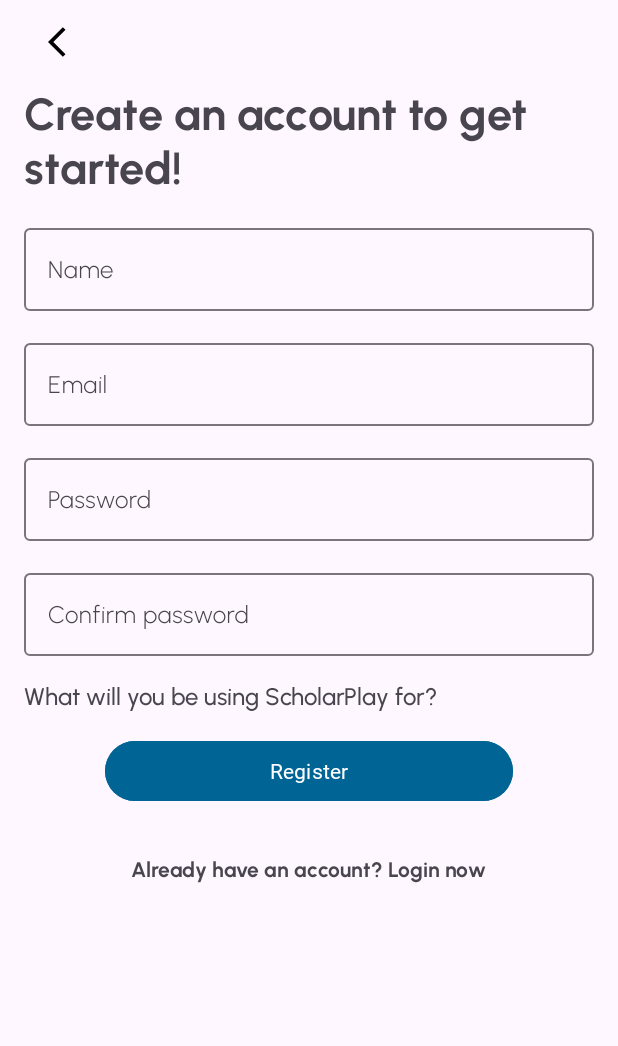
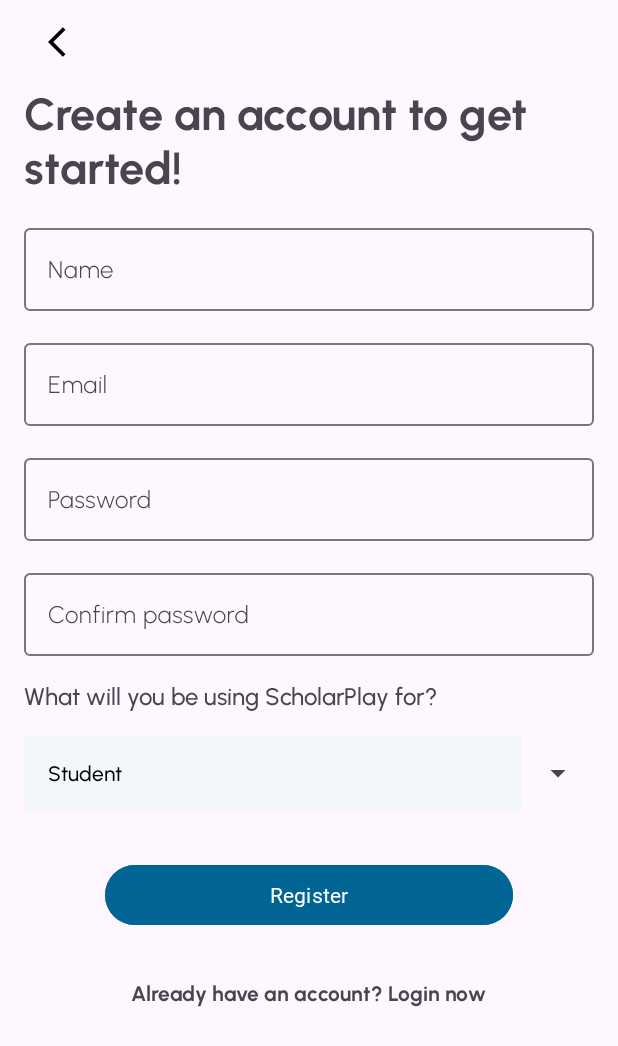
Before and after one commit to Team-Z-Proyecto-moviles/ScholarPlay-App, an Android app: the screen it shows after launch (MainActivity), after a tap on "Not register yet? Create account", on a phone screen of 412 x 824 dp. Shown: the top 1046 px of the screen. Run offline under Robolectric (Android 15) with nearby library versions, the light colour scheme and no system bars; our stand-ins replace data binding.

Commit message:
Add: Register dropdown working, and ScholarPlay API

```diff
--- a/ScholarPlay/app/src/main/java/com/example/scholarplay/network/retrofit/RetrofitInstance.kt
+++ b/ScholarPlay/app/src/main/java/com/example/scholarplay/network/retrofit/RetrofitInstance.kt
@@ -5,7 +5,7 @@
 import retrofit2.converter.gson.GsonConverterFactory
 import retrofit2.create
 
-const val BASE_URL = "https://retrofit.up.railway.app/"
+const val BASE_URL = "https://scholarplay-api-production.up.railway.app/"
 
 object RetrofitInstance {
     private var token = ""
--- a/ScholarPlay/app/src/main/java/com/example/scholarplay/network/service/AuthService.kt
+++ b/ScholarPlay/app/src/main/java/com/example/scholarplay/network/service/AuthService.kt
@@ -12,6 +12,9 @@
     @POST("api/auth/login")
     suspend fun login(@Body credentials: LoginRequest): LoginResponse
 
-    @POST("api/auth/register")
+    @POST("api/student/register")
     suspend fun registerStudent(@Body credentials: RegisterRequest): RegisterResponse
+
+    @POST("api/teacher/register")
+    suspend fun registerTeacher(@Body credentials: RegisterRequest): RegisterResponse
 }
--- a/ScholarPlay/app/src/main/java/com/example/scholarplay/ui/register/RegisterFragment.kt
+++ b/ScholarPlay/app/src/main/java/com/example/scholarplay/ui/register/RegisterFragment.kt
@@ -1,10 +1,14 @@
 package com.example.scholarplay.ui.register
 
 import android.os.Bundle
+import android.util.Log
 import androidx.fragment.app.Fragment
 import android.view.LayoutInflater
 import android.view.View
 import android.view.ViewGroup
+import android.widget.AdapterView
+import android.widget.ArrayAdapter
+import android.widget.Spinner
 import android.widget.Toast
 import androidx.fragment.app.activityViewModels
 import androidx.navigation.findNavController
@@ -12,6 +16,9 @@
 import com.example.scholarplay.R
 import com.example.scholarplay.databinding.FragmentRegisterBinding
 import com.example.scholarplay.ui.register.viewmodel.RegisterViewModel
+import kotlinx.coroutines.CoroutineScope
+import kotlinx.coroutines.Dispatchers
+import kotlinx.coroutines.launch
 
 
 class RegisterFragment : Fragment() {
@@ -35,12 +42,20 @@
     override fun onViewCreated(view: View, savedInstanceState: Bundle?) {
         super.onViewCreated(view, savedInstanceState)
 
+
         setViewmodel()
         observeStatus()
+
+        CoroutineScope(Dispatchers.Main).launch {
+            getSpinnerLaunch()
+        }
+
+
 
         binding.goToLoginTextView.setOnClickListener {
             it.findNavController().navigate(R.id.action_registerFragment_to_loginFragment3)
         }
+
     }
 
     private fun setViewmodel(){
@@ -53,6 +68,29 @@
         registerViewModel.status.observe(viewLifecycleOwner){ status ->
             handleUiStatus(status)
 
+        }
+    }
+
+    private suspend fun getSpinnerLaunch(){
+        setSpinner()
+    }
+
+    private fun setSpinner(){
+        val spinner: Spinner = binding.occupationSpinner
+        ArrayAdapter.createFromResource(requireContext(), R.array.ocuupations_arrat, R.layout.spinner_item).also { adapter ->
+            adapter.setDropDownViewResource(R.layout.spinner_item)
+            spinner.adapter = adapter
+        }
+
+        binding.occupationSpinner.onItemSelectedListener = object : AdapterView.OnItemSelectedListener {
+            override fun onItemSelected(p0: AdapterView<*>?, p1: View?, p2: Int, p3: Long) {
+                registerViewModel.getOccupation(p2)
+                Log.d(p2.toString(),"AAAPLIS")
+            }
+
+            override fun onNothingSelected(p0: AdapterView<*>?) {
+                //
+            }
         }
     }
 
--- a/ScholarPlay/app/src/main/java/com/example/scholarplay/ui/register/viewmodel/RegisterViewModel.kt
+++ b/ScholarPlay/app/src/main/java/com/example/scholarplay/ui/register/viewmodel/RegisterViewModel.kt
@@ -19,6 +19,17 @@
     var email = MutableLiveData("")
     var password = MutableLiveData("")
     var confirmpassword = MutableLiveData("")
+    var ocupation = MutableLiveData("")
+
+    fun getOccupation(position: Int){
+       if(position == 0){
+           ocupation.value = "student"
+       }
+
+        if (position == 1){
+            ocupation.value = "teacher"
+        }
+    }
 
     private val _status = MutableLiveData<RegisterUiStatus>(RegisterUiStatus.Resume)
     val status: LiveData<RegisterUiStatus>
@@ -36,13 +47,34 @@
         }
     }
 
+    private fun registerTeacher(name: String, email: String, password: String){
+        viewModelScope.launch {
+            _status.postValue(
+                when(val response = repository.registerTeacher(name, email, password)){
+                    is ApiResponse.Error -> RegisterUiStatus.Error(response.exception)
+                    is ApiResponse.ErrorWithMessege -> RegisterUiStatus.ErrorWithMessage(response.messege)
+                    is ApiResponse.Succes -> RegisterUiStatus.Success
+                }
+            )
+        }
+    }
+
     fun onRegister() {
         if (!validateData()) {
             _status.value = RegisterUiStatus.ErrorWithMessage("Wrong information")
             return
         }
 
-        register(name.value!!, email.value!!, password.value!!)
+        if(ocupation.value == "student"){
+            register(name.value!!, email.value!!, password.value!!)
+        }
+
+        if (ocupation.value == "teacher"){
+            registerTeacher(name.value!!,email.value!!,password.value!!)
+        }
+
+
+
         }
 
 
@@ -69,7 +101,10 @@
         password.value = ""
         confirmpassword.value =""
 
+
     }
+
+
 
     companion object {
         val Factory = viewModelFactory {
--- a/ScholarPlay/app/src/main/res/layout/fragment_register.xml
+++ b/ScholarPlay/app/src/main/res/layout/fragment_register.xml
@@ -123,6 +123,20 @@
 
     </TextView>
 
+    <Spinner
+        android:id="@+id/occupation_spinner"
+        android:layout_width="match_parent"
+        android:layout_height="wrap_content"
+        android:layout_gravity="center"
+        android:layout_marginBottom="@dimen/big_gap"
+        android:layout_marginStart="@dimen/medium_gap"
+        android:layout_marginEnd="@dimen/medium_gap"
+
+        >
+
+    </Spinner>
+
+
     <Button
         android:id="@+id/register_button"
         android:layout_width="272dp"
@@ -145,6 +159,8 @@
     </TextView>
 
 
+
+
 </LinearLayout>
 
 </layout>
--- /dev/null
+++ b/ScholarPlay/app/src/main/res/layout/spinner_item.xml
@@ -0,0 +1,13 @@
+<?xml version="1.0" encoding="utf-8"?>
+<TextView
+    xmlns:android="http://schemas.android.com/apk/res/android"
+    android:id="@android:id/text1"
+    android:layout_width="match_parent"
+    android:background="@color/bluegray"
+    android:layout_height="wrap_content"
+    android:paddingStart="@dimen/medium_gap"
+    android:paddingEnd="@dimen/medium_gap"
+    android:textColor="@color/black"
+    android:textSize="14sp"
+    android:paddingVertical="@dimen/medium_gap"
+    android:fontFamily="@font/urbanist_medium"/>
--- a/ScholarPlay/app/src/main/res/values/strings.xml
+++ b/ScholarPlay/app/src/main/res/values/strings.xml
@@ -13,4 +13,11 @@
     <string name="register_label">Register</string>
     <string name="create_account_label">Already have an account? Login now</string>
     <string name="confirm_password_label">Confirm password</string>
+    <string name="student_label">Student</string>
+    <string name="teacher_label">Teacher</string>
+
+    <string-array name="ocuupations_arrat">
+        <item>Student</item>
+        <item>Teacher</item>
+    </string-array>
 </resources>
```
Also changed, not shown: ScholarPlay/app/src/main/java/com/example/scholarplay/repository/CredentialsRepository.kt (+16 -2 lines).
